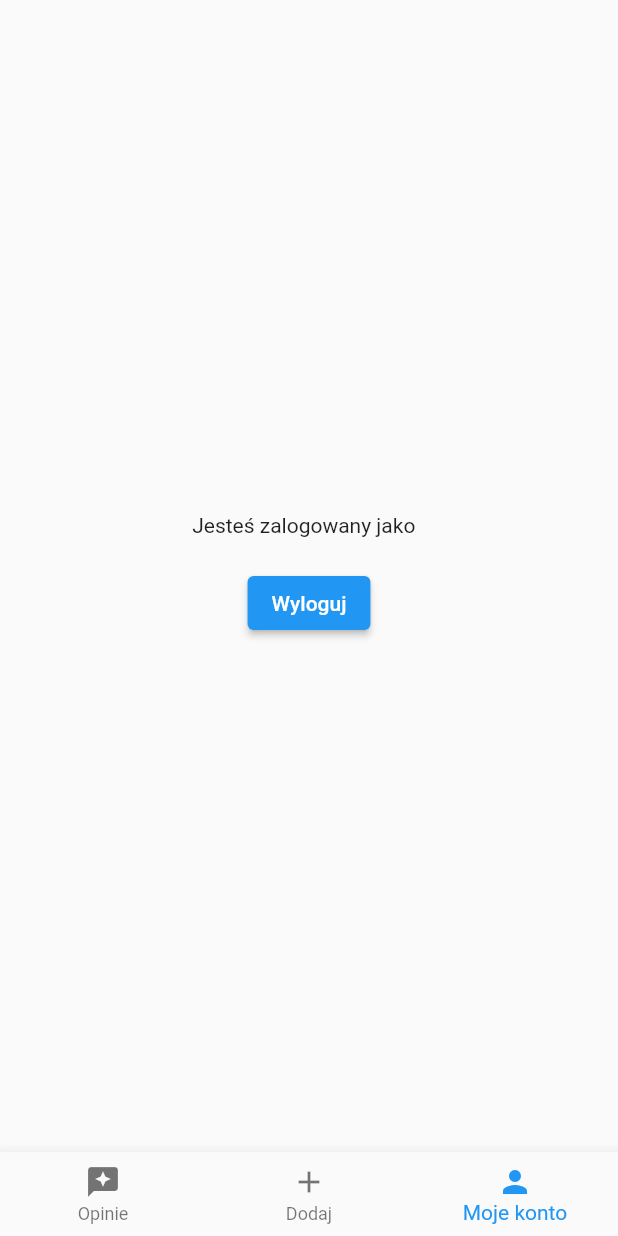
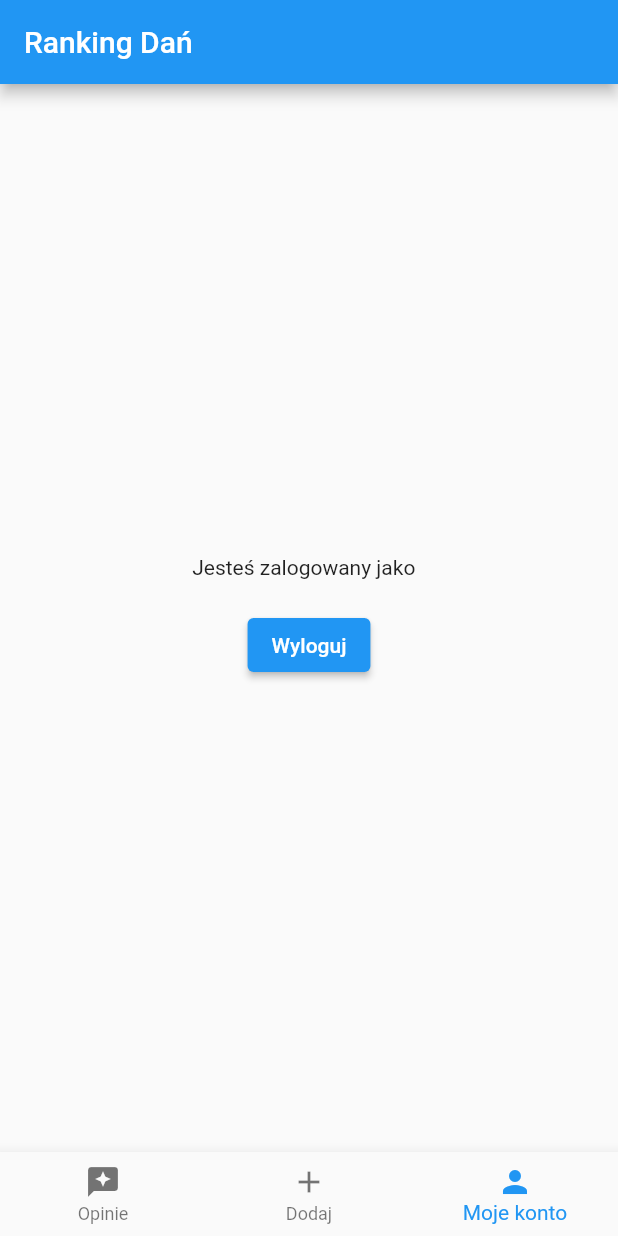
Before and after one commit to patryklaskowski1/dishes_ranking, a Flutter app: the screen it shows once a user with an empty profile is signed in, item 3 of the bottom bar chosen, on a phone screen of 412 x 824 dp. Run offline on Flutter 3.47's test engine with Material 2 defaults, Android fonts, the phone set to English and light mode, and no system bars; our stand-ins replace firebase_auth, firebase_core; accounts and stored records are empty.

Commit message:
Add AppBar

```diff
--- a/lib/app/home/home_page.dart
+++ b/lib/app/home/home_page.dart
@@ -18,16 +18,21 @@ class _HomePageState extends State<HomePage> {
   @override
   Widget build(BuildContext context) {
     return Scaffold(
+      appBar: AppBar(
+        title: const Text(
+          'Ranking Dań',
+        ),
+      ),
       body: Builder(builder: (context) {
         if (currentIndex == 0) {
-          return Center(
+          return const Center(
             child: Text(
               'Opinie',
             ),
           );
         }
         if (currentIndex == 1) {
-          return Center(
+          return const Center(
             child: Text(
               'Dodaj',
             ),
```
